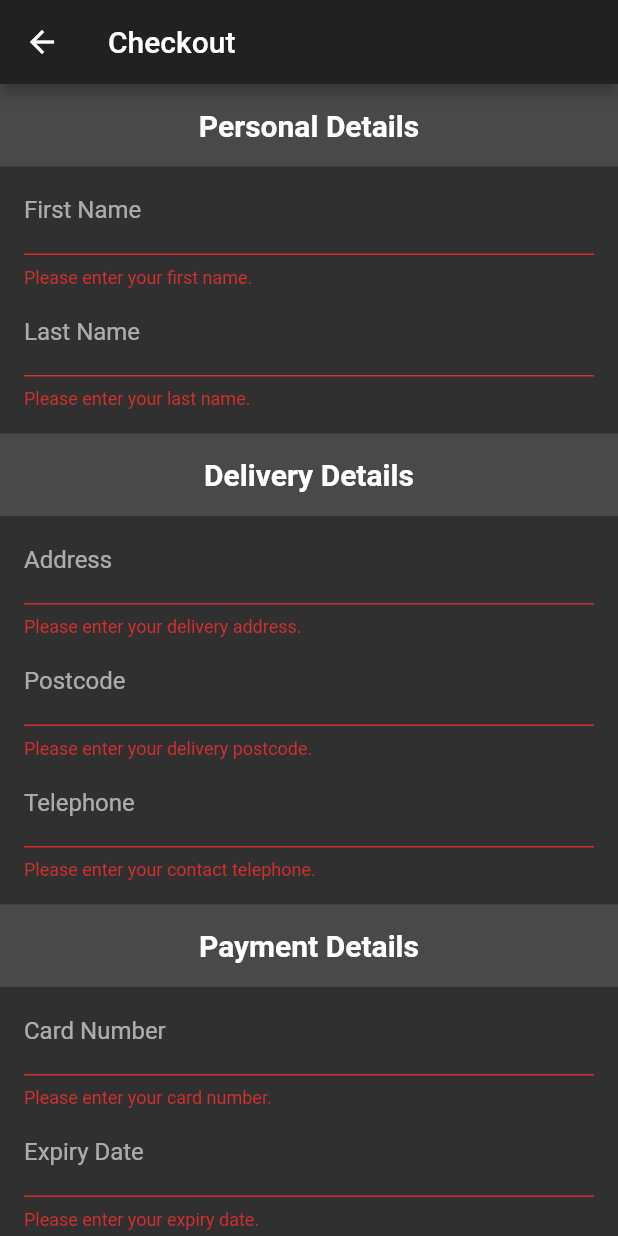
After one commit to tnc1997/flutter-avon-farm-foods, a Flutter app: the CheckoutPage screen opened by its route, after a tap on "Pay Now", on a phone screen of 412 x 824 dp. The commit adds this screen. Run offline on Flutter 3.47's test engine with Material 2 defaults, Android fonts, the phone set to English and light mode, and no system bars; our stand-ins replace numberpicker; missing offline and left inert: flutter_flux.

Commit message:
feat: add checkout page and implement link from basket (#8)

```diff
--- a/lib/main.dart
+++ b/lib/main.dart
@@ -1,4 +1,5 @@
 import 'package:avon_farm_foods/pages/basket.dart';
+import 'package:avon_farm_foods/pages/checkout.dart';
 import 'package:avon_farm_foods/pages/home.dart';
 import 'package:avon_farm_foods/pages/products.dart';
 import 'package:flutter/material.dart';
@@ -12,6 +13,7 @@ class MyApp extends StatelessWidget {
       home: new HomePage(),
       routes: <String, WidgetBuilder>{
         '/basket': (BuildContext context) => new BasketPage(),
+        '/checkout': (BuildContext context) => new CheckoutPage(),
         '/products': (BuildContext context) => new ProductsPage(),
       },
       theme: new ThemeData.dark(),
--- /dev/null
+++ b/lib/models/checkout.dart
@@ -0,0 +1,10 @@
+class Checkout {
+  String address;
+  int cardNumber;
+  int cvv;
+  String expiryDate;
+  String firstName;
+  String lastName;
+  String postcode;
+  int telephone;
+}
--- a/lib/pages/basket.dart
+++ b/lib/pages/basket.dart
@@ -50,7 +50,7 @@ class _BasketPageState extends State<BasketPage>
       ),
       new IconButton(
         icon: new Icon(Icons.payment),
-        onPressed: null,
+        onPressed: () => Navigator.of(context).pushNamed('/checkout'),
         tooltip: 'Enter Checkout',
       ),
     ];
--- /dev/null
+++ b/lib/pages/checkout.dart
@@ -0,0 +1,209 @@
+import 'package:avon_farm_foods/models/checkout.dart';
+import 'package:flutter/material.dart';
+
+class CheckoutPage extends StatefulWidget {
+  @override
+  _CheckoutPageState createState() => new _CheckoutPageState();
+}
+
+class _CheckoutPageState extends State<CheckoutPage> {
+  Checkout _checkout = new Checkout();
+  bool _shouldAutoValidate = false;
+
+  final GlobalKey<FormState> _formKey = new GlobalKey<FormState>();
+  final EdgeInsets _formSectionPadding = new EdgeInsets.fromLTRB(
+    16.0,
+    0.0,
+    16.0,
+    16.0,
+  );
+
+  AppBar _buildAppBar() {
+    return new AppBar(
+      title: new Text('Checkout'),
+    );
+  }
+
+  Form _buildForm() {
+    return new Form(
+      autovalidate: _shouldAutoValidate,
+      child: new SingleChildScrollView(
+        child: new Column(
+          children: <Widget>[
+            _buildFormSectionDivider('Personal Details'),
+            new Container(
+              child: new Column(
+                children: <Widget>[
+                  new TextFormField(
+                    decoration: new InputDecoration(
+                      labelText: 'First Name',
+                    ),
+                    onSaved: (String value) => _checkout.firstName = value,
+                    validator: (String value) {
+                      return value.isEmpty
+                          ? 'Please enter your first name.'
+                          : null;
+                    },
+                  ),
+                  new TextFormField(
+                    decoration: new InputDecoration(
+                      labelText: 'Last Name',
+                    ),
+                    onSaved: (String value) => _checkout.lastName = value,
+                    validator: (String value) {
+                      return value.isEmpty
+                          ? 'Please enter your last name.'
+                          : null;
+                    },
+                  ),
+                ],
+              ),
+              padding: _formSectionPadding,
+            ),
+            _buildFormSectionDivider('Delivery Details'),
+            new Container(
+              child: new Column(
+                children: <Widget>[
+                  new TextFormField(
+                    decoration: new InputDecoration(
+                      labelText: 'Address',
+                    ),
+                    onSaved: (String value) => _checkout.address = value,
+                    validator: (String value) {
+                      return value.isEmpty
+                          ? 'Please enter your delivery address.'
+                          : null;
+                    },
+                  ),
+                  new TextFormField(
+                    decoration: new InputDecoration(
+                      labelText: 'Postcode',
+                    ),
+                    onSaved: (String value) => _checkout.postcode = value,
+                    validator: (String value) {
+                      return value.isEmpty
+                          ? 'Please enter your delivery postcode.'
+                          : null;
+                    },
+                  ),
+                  new TextFormField(
+                    decoration: new InputDecoration(
+                      labelText: 'Telephone',
+                    ),
+                    keyboardType: TextInputType.phone,
+                    onSaved: (String value) {
+                      return _checkout.telephone = int.parse(value);
+                    },
+                    validator: (String value) {
+                      return value.isEmpty
+                          ? 'Please enter your contact telephone.'
+                          : null;
+                    },
+                  ),
+                ],
+              ),
+              padding: _formSectionPadding,
+            ),
+            _buildFormSectionDivider('Payment Details'),
+            new Container(
+              child: new Column(
+                children: <Widget>[
+                  new TextFormField(
+                    decoration: new InputDecoration(
+                      hintText: '1111222233334444',
+                      labelText: 'Card Number',
+                    ),
+                    keyboardType: TextInputType.number,
+                    onSaved: (String value) {
+                      return _checkout.cardNumber = int.parse(value);
+                    },
+                    validator: (String value) {
+                      return value.isEmpty
+                          ? 'Please enter your card number.'
+                          : null;
+                    },
+                  ),
+                  new TextFormField(
+                    decoration: new InputDecoration(
+                      hintText: 'MM/YY',
+                      labelText: 'Expiry Date',
+                    ),
+                    keyboardType: TextInputType.datetime,
+                    onSaved: (String value) => _checkout.expiryDate = value,
+                    validator: (String value) {
+                      return value.isEmpty
+                          ? 'Please enter your expiry date.'
+                          : null;
+                    },
+                  ),
+                  new TextFormField(
+                    decoration: new InputDecoration(
+                      hintText: '123',
+                      labelText: 'CVV Number',
+                    ),
+                    keyboardType: TextInputType.number,
+                    onSaved: (String value) {
+                      return _checkout.cvv = int.parse(value);
+                    },
+                    validator: (String value) {
+                      return value.isEmpty
+                          ? 'Please enter your card verification value.'
+                          : null;
+                    },
+                  ),
+                ],
+              ),
+              padding: _formSectionPadding,
+            ),
+            new Container(
+              child: new RaisedButton(
+                child: new Text('Pay Now'),
+                onPressed: _handleSubmitted,
+              ),
+              padding: _formSectionPadding,
+            ),
+          ],
+          crossAxisAlignment: CrossAxisAlignment.stretch,
+        ),
+      ),
+      key: _formKey,
+    );
+  }
+
+  Container _buildFormSectionDivider(String text) {
+    return new Container(
+      child: new Container(
+        child: new Text(
+          text,
+          style: new TextStyle(
+            fontSize: 20.0,
+            fontWeight: FontWeight.bold,
+          ),
+          textAlign: TextAlign.center,
+        ),
+        padding: new EdgeInsets.symmetric(vertical: 16.0),
+      ),
+      decoration: new BoxDecoration(
+        color: Theme.of(context).dividerColor,
+      ),
+    );
+  }
+
+  void _handleSubmitted() {
+    final FormState form = _formKey.currentState;
+
+    if (!form.validate()) {
+      _shouldAutoValidate = true;
+    } else {
+      form.save();
+    }
+  }
+
+  @override
+  Widget build(BuildContext context) {
+    return new Scaffold(
+      appBar: _buildAppBar(),
+      body: _buildForm(),
+    );
+  }
+}
```
